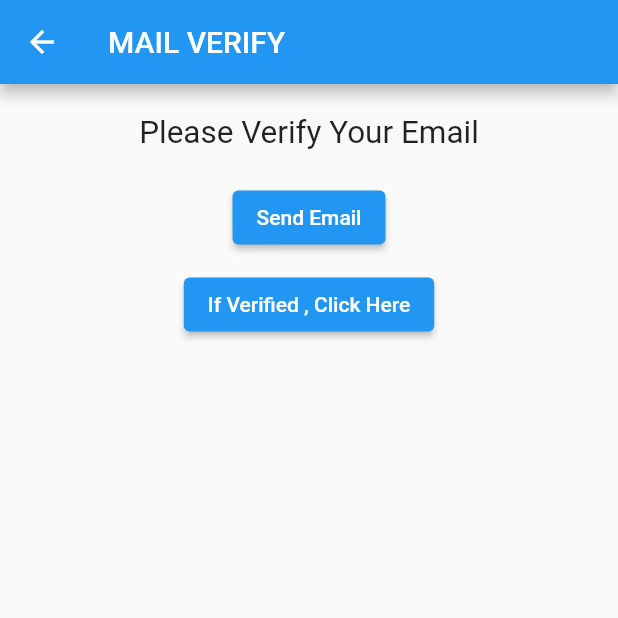
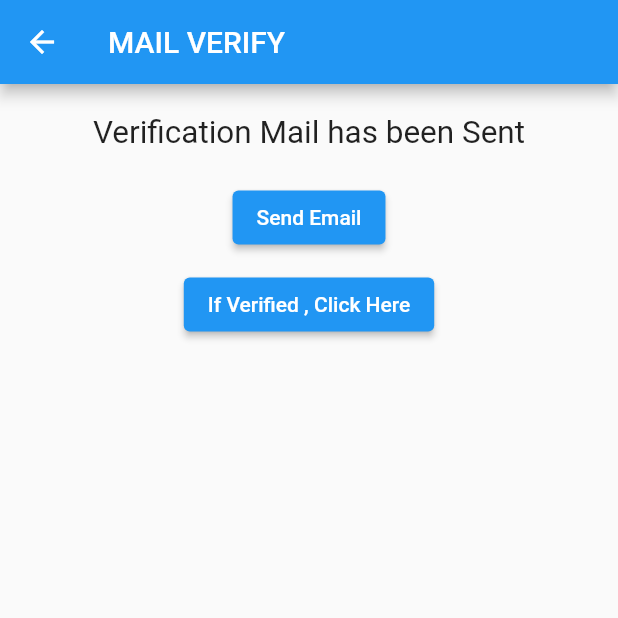
Before and after one commit to keshavsharma0017/loginui, a Flutter app: the VerifyEmailView screen opened by its route, after a tap on "Send Email", on a phone screen of 412 x 824 dp, the top half of it. Run offline on Flutter 3.47's test engine with Material 2 defaults, Android fonts, the phone set to English and light mode, and no system bars; our stand-ins replace firebase_auth, firebase_core; accounts and stored records are empty; network calls fail.

Commit message:
small changes 2

```diff
--- a/login_UI/lib/views/login_view.dart
+++ b/login_UI/lib/views/login_view.dart
@@ -107,8 +107,9 @@ class _LoginViewState extends State<LoginView> {
                       if (!mounted) return;
                       await showErrorDialog(
                         context,
-                        'Email not varified yet',
+                        'Email not verified yet, an Email verification has been sent to your Email',
                       );
+                      user?.sendEmailVerification();
                     }
                   } on FirebaseAuthException catch (e) {
                     if (e.code == "user-not-found") {
--- a/login_UI/lib/views/verify_email_view.dart
+++ b/login_UI/lib/views/verify_email_view.dart
@@ -1,3 +1,5 @@
+import 'dart:developer' as devtools show log;
+
 import 'package:firebase_auth/firebase_auth.dart';
 import 'package:flutter/material.dart';
 import 'package:login_ui/constant/route.dart';
@@ -13,6 +15,8 @@ class VerifyEmailView extends StatefulWidget {
 class _VerifyEmailViewState extends State<VerifyEmailView> {
   @override
   Widget build(BuildContext context) {
+    final user = FirebaseAuth.instance.currentUser;
+    user?.sendEmailVerification();
     return Scaffold(
         appBar: AppBar(
           title: const Text("MAIL VERIFY"),
@@ -23,7 +27,7 @@ class _VerifyEmailViewState extends State<VerifyEmailView> {
           ),
           const Center(
             child: Text(
-              "Please Verify Your Email",
+              "Verification Mail has been Sent",
               textScaleFactor: 1.5,
               textAlign: TextAlign.center,
             ),
@@ -33,9 +37,8 @@ class _VerifyEmailViewState extends State<VerifyEmailView> {
           ),
           ElevatedButton(
             onPressed: () async {
-              final user = FirebaseAuth.instance.currentUser;
               await user?.sendEmailVerification();
-              // log(user.toString());
+              devtools.log(user.toString());
               if (!mounted) return;
               popUp(context, 'Verification mail has been sent');
             },
```
Also changed, not shown: login_UI/lib/views/register_view.dart (+0 -8 lines).
